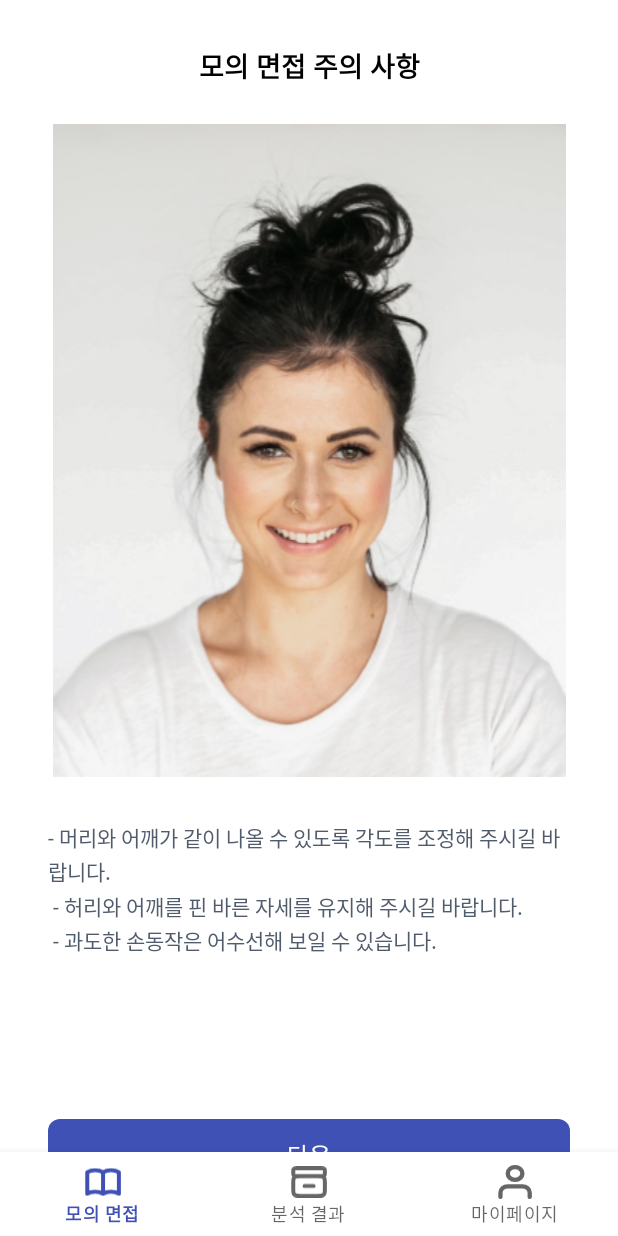
After one commit to Interviewmate/Interviewmate-Android, an Android app: the NoticeFragment screen opened through its navigation route, on a phone screen of 412 x 824 dp. The commit adds this screen. Run offline under Robolectric (Android 15) with nearby library versions, the phone set to English and light mode, and no system bars; our stand-ins replace Dagger/Hilt's generated code, navigation-ui.

Commit message:
feat : NoticeFragment, RecordFragment View 생성

```diff
--- a/app/src/main/AndroidManifest.xml
+++ b/app/src/main/AndroidManifest.xml
@@ -3,6 +3,9 @@
     xmlns:tools="http://schemas.android.com/tools">
 
     <uses-permission android:name="android.permission.INTERNET"/>
+    <uses-permission android:name="android.permission.CAMERA"/>
+    <uses-permission android:name="android.permission.WRITE_EXTERNAL_STORAGE"/>
+    <uses-permission android:name="android.permission.RECORD_AUDIO"/>
 
     <application
         android:allowBackup="true"
--- a/presentation/src/main/java/com/example/presentation/ui/interview/KeywordFragment.kt
+++ b/presentation/src/main/java/com/example/presentation/ui/interview/KeywordFragment.kt
@@ -11,6 +11,7 @@ import android.view.ViewGroup
 import android.widget.TextView
 import androidx.core.content.ContextCompat
 import androidx.fragment.app.viewModels
+import androidx.navigation.fragment.findNavController
 import com.example.presentation.MainActivity
 import com.example.presentation.R
 import com.example.presentation.databinding.FragmentJobSkillBinding
@@ -54,6 +55,7 @@ class KeywordFragment : Fragment() {
         binding.btnNext.setOnClickListener {
             contentChipGroup.checkedChipIds.forEach {
                 keywordViewModel.keywords.add(Cs.values()[it].text)
+                findNavController().navigate(R.id.action_keywordFragment_to_noticeFragment)
             }
         }
     }
--- /dev/null
+++ b/presentation/src/main/java/com/example/presentation/ui/interview/NoticeFragment.kt
@@ -0,0 +1,31 @@
+package com.example.presentation.ui.interview
+
+import android.os.Bundle
+import android.view.LayoutInflater
+import android.view.View
+import android.view.ViewGroup
+import androidx.fragment.app.Fragment
+import com.example.presentation.databinding.FragmentNoticeBinding
+
+class NoticeFragment : Fragment() {
+    private var _binding: FragmentNoticeBinding? = null
+    private val binding: FragmentNoticeBinding
+        get() = _binding!!
+
+    override fun onCreateView(
+        inflater: LayoutInflater, container: ViewGroup?,
+        savedInstanceState: Bundle?
+    ): View {
+        _binding = FragmentNoticeBinding.inflate(layoutInflater)
+
+        return binding.root
+    }
+
+    override fun onViewCreated(view: View, savedInstanceState: Bundle?) {
+        super.onViewCreated(view, savedInstanceState)
+
+        binding.btnNext.setOnClickListener {
+
+        }
+    }
+}
--- /dev/null
+++ b/presentation/src/main/res/drawable/recording.xml
@@ -0,0 +1,5 @@
+<vector android:height="24dp" android:tint="#FFFFFF"
+    android:viewportHeight="24" android:viewportWidth="24"
+    android:width="24dp" xmlns:android="http://schemas.android.com/apk/res/android">
+    <path android:fillColor="@android:color/white" android:pathData="M12,14c1.66,0 2.99,-1.34 2.99,-3L15,5c0,-1.66 -1.34,-3 -3,-3S9,3.34 9,5v6c0,1.66 1.34,3 3,3zM10.8,4.9c0,-0.66 0.54,-1.2 1.2,-1.2 0.66,0 1.2,0.54 1.2,1.2l-0.01,6.2c0,0.66 -0.53,1.2 -1.19,1.2 -0.66,0 -1.2,-0.54 -1.2,-1.2L10.8,4.9zM17.3,11c0,3 -2.54,5.1 -5.3,5.1S6.7,14 6.7,11L5,11c0,3.41 2.72,6.23 6,6.72L11,21h2v-3.28c3.28,-0.48 6,-3.3 6,-6.72h-1.7z"/>
+</vector>
--- /dev/null
+++ b/presentation/src/main/res/drawable/shape_recording.xml
@@ -0,0 +1,5 @@
+<?xml version="1.0" encoding="utf-8"?>
+<shape xmlns:android="http://schemas.android.com/apk/res/android"
+    android:shape="oval">
+    <solid android:color="@color/pink" />
+</shape>
--- /dev/null
+++ b/presentation/src/main/res/drawable/shape_timer.xml
@@ -0,0 +1,5 @@
+<?xml version="1.0" encoding="utf-8"?>
+<shape xmlns:android="http://schemas.android.com/apk/res/android"
+    android:shape="oval">
+    <solid android:color="@color/yellow" />
+</shape>
--- /dev/null
+++ b/presentation/src/main/res/layout/fragment_notice.xml
@@ -0,0 +1,81 @@
+<?xml version="1.0" encoding="utf-8"?>
+<androidx.constraintlayout.widget.ConstraintLayout
+    xmlns:android="http://schemas.android.com/apk/res/android"
+    xmlns:app="http://schemas.android.com/apk/res-auto"
+    xmlns:tools="http://schemas.android.com/tools"
+    android:layout_width="match_parent"
+    android:layout_height="match_parent"
+    tools:context=".ui.interview.NoticeFragment">
+
+    <androidx.constraintlayout.widget.Guideline
+        android:id="@+id/guideline_start"
+        android:layout_width="wrap_content"
+        android:layout_height="wrap_content"
+        android:orientation="vertical"
+        app:layout_constraintGuide_begin="32dp" />
+
+    <androidx.constraintlayout.widget.Guideline
+        android:id="@+id/guideline_end"
+        android:layout_width="wrap_content"
+        android:layout_height="wrap_content"
+        android:orientation="vertical"
+        app:layout_constraintGuide_end="32dp" />
+
+    <androidx.constraintlayout.widget.Guideline
+        android:id="@+id/guideline_top"
+        android:layout_width="wrap_content"
+        android:layout_height="wrap_content"
+        android:orientation="horizontal"
+        app:layout_constraintGuide_begin="30dp" />
+
+    <androidx.constraintlayout.widget.Guideline
+        android:id="@+id/guideline_bottom"
+        android:layout_width="wrap_content"
+        android:layout_height="wrap_content"
+        android:orientation="horizontal"
+        app:layout_constraintGuide_end="30dp" />
+
+    <TextView
+        android:id="@+id/tv_header"
+        style="@style/title_text.medium"
+        android:layout_width="wrap_content"
+        android:layout_height="wrap_content"
+        android:text="@string/interview_notice"
+        app:layout_constraintEnd_toEndOf="@id/guideline_end"
+        app:layout_constraintStart_toStartOf="@id/guideline_start"
+        app:layout_constraintTop_toTopOf="@id/guideline_top" />
+
+    <ImageView
+        android:id="@+id/iv_interview_example"
+        android:layout_width="0dp"
+        android:layout_height="wrap_content"
+        android:src="@drawable/interview_woman"
+        android:layout_marginTop="25dp"
+        app:layout_constraintStart_toStartOf="@id/guideline_start"
+        app:layout_constraintEnd_toEndOf="@id/guideline_end"
+        app:layout_constraintTop_toBottomOf="@id/tv_header"/>
+
+    <TextView
+        android:layout_width="0dp"
+        android:layout_height="wrap_content"
+        android:gravity="start"
+        style="@style/small_text.gray"
+        android:text="@string/interview_notice_description"
+        android:layout_marginTop="30dp"
+        android:lineSpacingExtra="2dp"
+        app:layout_constraintStart_toStartOf="@id/guideline_start"
+        app:layout_constraintEnd_toEndOf="@id/guideline_end"
+        app:layout_constraintTop_toBottomOf="@id/iv_interview_example"/>
+
+
+    <com.google.android.material.button.MaterialButton
+        android:id="@+id/btn_next"
+        style="@style/NextButton"
+        android:layout_width="0dp"
+        android:layout_height="wrap_content"
+        android:text="@string/next"
+        app:layout_constraintBottom_toBottomOf="@id/guideline_bottom"
+        app:layout_constraintEnd_toEndOf="@id/guideline_end"
+        app:layout_constraintStart_toStartOf="@id/guideline_start" />
+
+</androidx.constraintlayout.widget.ConstraintLayout>
--- a/presentation/src/main/res/navigation/nav_graph.xml
+++ b/presentation/src/main/res/navigation/nav_graph.xml
@@ -27,5 +27,14 @@
     <fragment
         android:id="@+id/keywordFragment"
         android:name="com.example.presentation.ui.interview.KeywordFragment"
-        android:label="KeywordFragment" />
+        android:label="KeywordFragment" >
+        <action
+            android:id="@+id/action_keywordFragment_to_noticeFragment"
+            app:destination="@id/noticeFragment" />
+    </fragment>
+    <fragment
+        android:id="@+id/noticeFragment"
+        android:name="com.example.presentation.ui.interview.NoticeFragment"
+        android:label="fragment_notice"
+        tools:layout="@layout/fragment_notice" />
 </navigation>
--- a/presentation/src/main/res/values/strings.xml
+++ b/presentation/src/main/res/values/strings.xml
@@ -42,4 +42,8 @@
     <string name="notice_send_email">이메일 인증을 완료해주세요</string>
     <string name="check_duplication">중복 확인</string>
     <string name="error_keyword">키워드 연결에 실패하였습니다</string>
+    <!-- TODO: Remove or change this placeholder text -->
+    <string name="hello_blank_fragment">Hello blank fragment</string>
+    <string name="interview_notice">모의 면접 주의 사항</string>
+    <string name="interview_notice_description">- 머리와 어깨가 같이 나올 수 있도록 각도를 조정해 주시길 바랍니다.\n - 허리와 어깨를 핀 바른 자세를 유지해 주시길 바랍니다.\n - 과도한 손동작은 어수선해 보일 수 있습니다.</string>
 </resources>
```
Also changed, not shown: presentation/src/main/java/com/example/presentation/ui/interview/RecordFragment.kt (added, +31 -0 lines), presentation/src/main/res/layout/fragment_record.xml (added, +140 -0 lines), presentation/src/main/res/values/styles.xml (+17 -0 lines), presentation/src/main/res/drawable/interview_woman.png (added).
